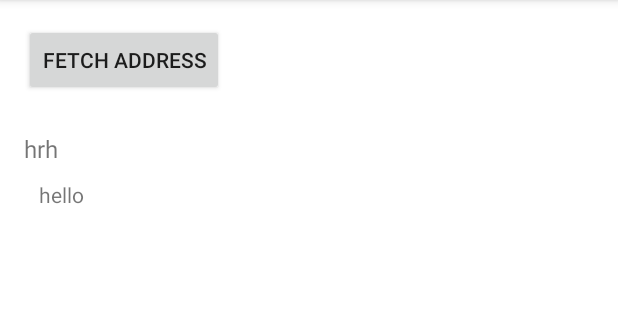
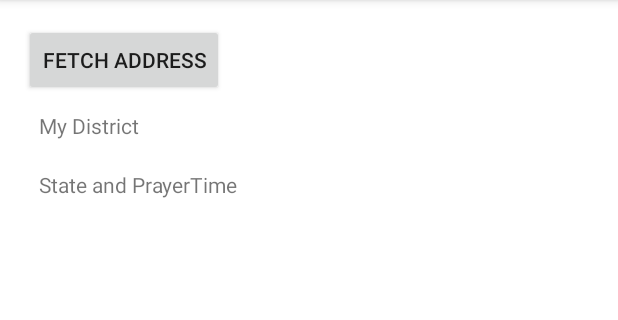
Before and after one commit to jpjeery6/Satsang, an Android app: the screen it shows after launch (MainActivity), on a phone screen of 412 x 824 dp, the part 84-404 px from its top. Run offline under Robolectric (Android 15) with nearby library versions, the phone set to English and light mode, and no system bars.

Commit message:
#1 basic app with district finding capability #2 added temporary splash screen

```diff
--- a/app/src/main/res/layout/activity_main.xml
+++ b/app/src/main/res/layout/activity_main.xml
@@ -24,14 +24,11 @@
 
     <TextView
         android:id="@+id/location_address_view"
-        android:text="hrh"
+        android:text="My District"
+        android:layout_below="@+id/fetch_address_button"
         android:layout_width="wrap_content"
         android:layout_height="wrap_content"
-        android:layout_alignParentLeft="true"
-        android:layout_alignParentStart="true"
-        android:layout_alignParentTop="true"
-        android:layout_marginTop="@dimen/text_margin_top"
-        android:textSize="@dimen/default_text_size" />
+        android:layout_margin="10dp" />
 
     <TextView
         android:layout_below="@+id/location_address_view"
@@ -39,6 +36,6 @@
         android:layout_margin="10dp"
         android:layout_width="wrap_content"
         android:layout_height="wrap_content"
-        android:text="hello"
+        android:text="State and PrayerTime"
          />
 </RelativeLayout>
```
Also changed, not shown: app/src/main/java/jeeryweb/satsang/Actvities/MainActivity.java (+50 -54 lines), app/src/main/java/jeeryweb/satsang/Data/FileReader.java (+14 -17 lines).
